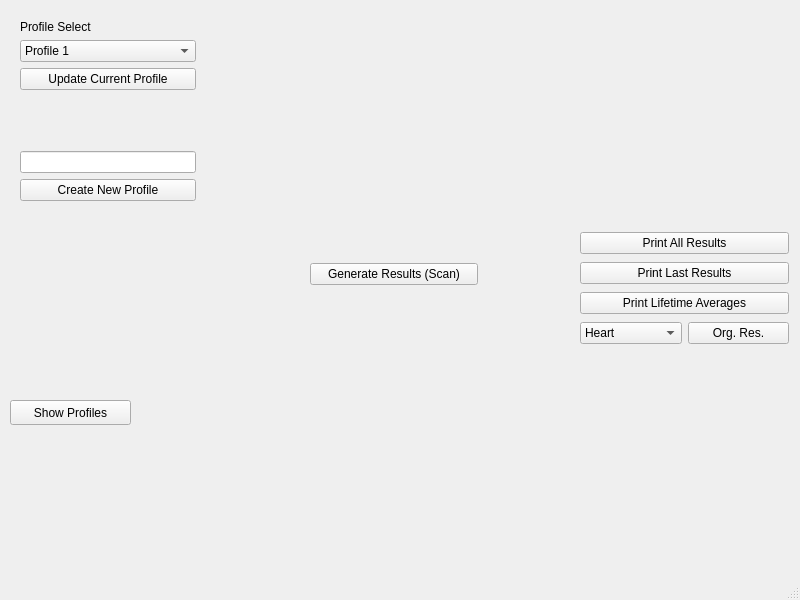
First picture: the form in mainwindow.ui, repository luka-weicker/3004_Final, before the edit.
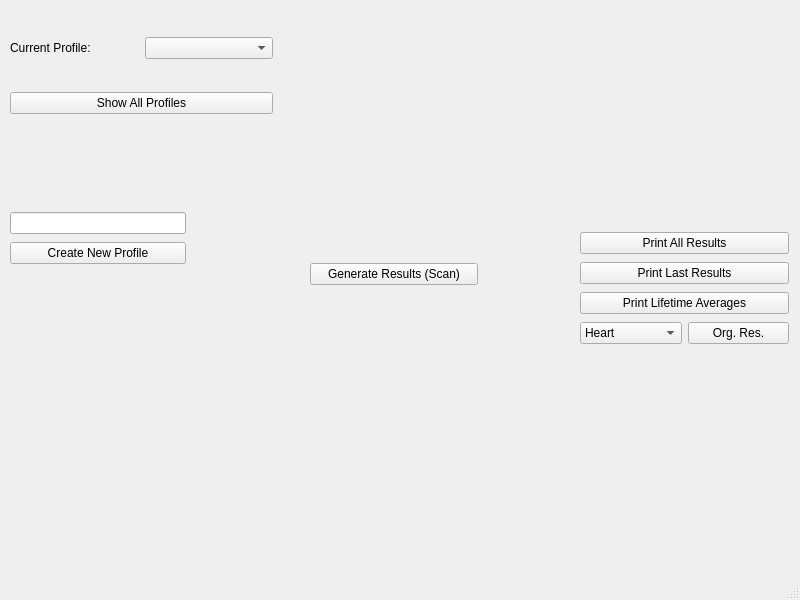
Second picture: the form after the edit.

Commit message: made user creation and changing much more intuitive and built feedback into the application instead of command line

Patch:
```diff
--- a/mainwindow.ui
+++ b/mainwindow.ui
@@ -36,69 +36,13 @@
    <widget class="QWidget" name="verticalLayoutWidget_2">
     <property name="geometry">
      <rect>
-      <x>20</x>
-      <y>20</y>
+      <x>10</x>
+      <y>210</y>
       <width>176</width>
-      <height>181</height>
+      <height>58</height>
      </rect>
     </property>
-    <layout class="QVBoxLayout" name="profileLayout">
-     <item>
-      <widget class="QLabel" name="userSelect">
-       <property name="text">
-        <string>Profile Select</string>
-       </property>
-      </widget>
-     </item>
-     <item>
-      <widget class="QComboBox" name="profileSelect">
-       <item>
-        <property name="text">
-         <string>Profile 1</string>
-        </property>
-       </item>
-       <item>
-        <property name="text">
-         <string>Profile 2</string>
-        </property>
-       </item>
-       <item>
-        <property name="text">
-         <string>Profile 3</string>
-        </property>
-       </item>
-       <item>
-        <property name="text">
-         <string>Profile 4</string>
-        </property>
-       </item>
-       <item>
-        <property name="text">
-         <string>Profile 5</string>
-        </property>
-       </item>
-      </widget>
-     </item>
-     <item>
-      <widget class="QPushButton" name="updateProfileButton">
-       <property name="text">
-        <string>Update Current Profile</string>
-       </property>
-      </widget>
-     </item>
-     <item>
-      <spacer name="verticalSpacer">
-       <property name="orientation">
-        <enum>Qt::Vertical</enum>
-       </property>
-       <property name="sizeHint" stdset="0">
-        <size>
-         <width>20</width>
-         <height>40</height>
-        </size>
-       </property>
-      </spacer>
-     </item>
+    <layout class="QVBoxLayout" name="newProfileLayout">
      <item>
       <widget class="QLineEdit" name="newProfileInput"/>
      </item>
@@ -111,19 +55,6 @@
      </item>
     </layout>
    </widget>
-   <widget class="QPushButton" name="showProfiles">
-    <property name="geometry">
-     <rect>
-      <x>10</x>
-      <y>400</y>
-      <width>121</width>
-      <height>25</height>
-     </rect>
-    </property>
-    <property name="text">
-     <string>Show Profiles</string>
-    </property>
-   </widget>
    <widget class="QWidget" name="gridLayoutWidget">
     <property name="geometry">
      <rect>
@@ -193,6 +124,35 @@
      </item>
     </layout>
    </widget>
+   <widget class="QWidget" name="gridLayoutWidget_2">
+    <property name="geometry">
+     <rect>
+      <x>10</x>
+      <y>10</y>
+      <width>263</width>
+      <height>131</height>
+     </rect>
+    </property>
+    <layout class="QGridLayout" name="profileSelectLayout">
+     <item row="1" column="0" colspan="2">
+      <widget class="QPushButton" name="showProfiles">
+       <property name="text">
+        <string>Show All Profiles</string>
+       </property>
+      </widget>
+     </item>
+     <item row="0" column="1">
+      <widget class="QComboBox" name="profileSelect"/>
+     </item>
+     <item row="0" column="0">
+      <widget class="QLabel" name="profileLabel">
+       <property name="text">
+        <string>Current Profile:</string>
+       </property>
+      </widget>
+     </item>
+    </layout>
+   </widget>
   </widget>
   <widget class="QMenuBar" name="menubar">
    <property name="geometry">
```
The commit also changes 1 other file.
